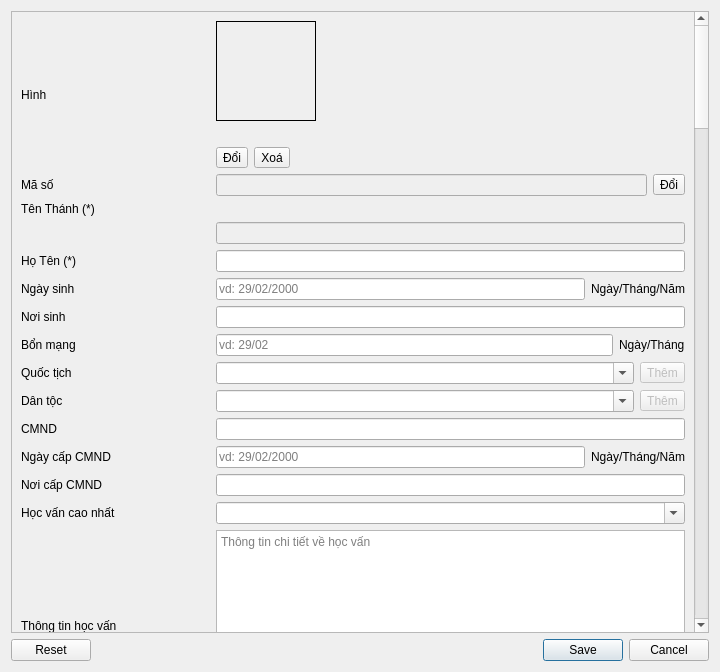
Old version of the form app/view/dialog/dlgperson.ui in the repository emtrai/hrm_monastery.
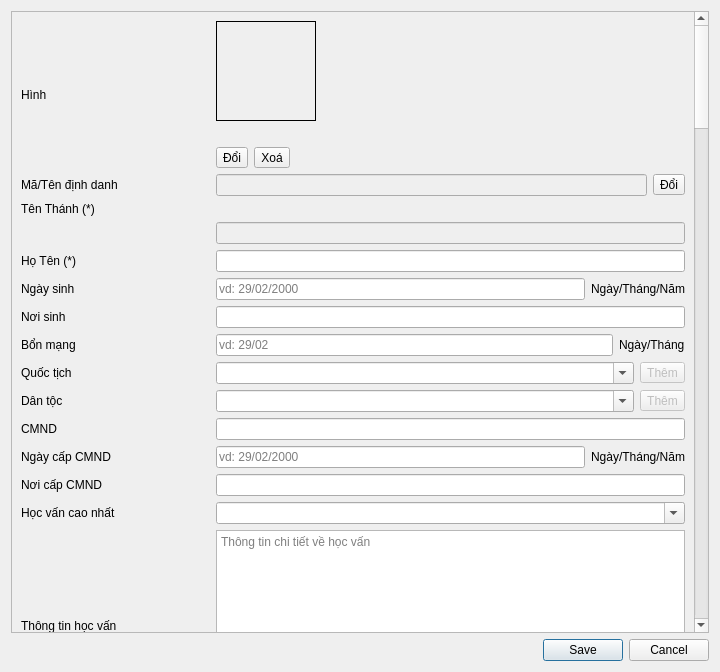
New version of the form. Icons and pictures are not drawn.

```diff
--- a/app/view/dialog/dlgperson.ui
+++ b/app/view/dialog/dlgperson.ui
@@ -38,7 +38,7 @@
       <property name="geometry">
        <rect>
         <x>0</x>
-        <y>-1907</y>
+        <y>-3507</y>
         <width>679</width>
         <height>4123</height>
        </rect>
@@ -1291,7 +1291,7 @@
             </size>
            </property>
            <property name="text">
-            <string>Mã số</string>
+            <string>Mã/Tên định danh</string>
            </property>
           </widget>
          </item>
@@ -1714,7 +1714,7 @@
       <enum>Qt::Horizontal</enum>
      </property>
      <property name="standardButtons">
-      <set>QDialogButtonBox::Cancel|QDialogButtonBox::Reset|QDialogButtonBox::Save</set>
+      <set>QDialogButtonBox::Cancel|QDialogButtonBox::Save</set>
      </property>
      <property name="centerButtons">
       <bool>false</bool>
```
